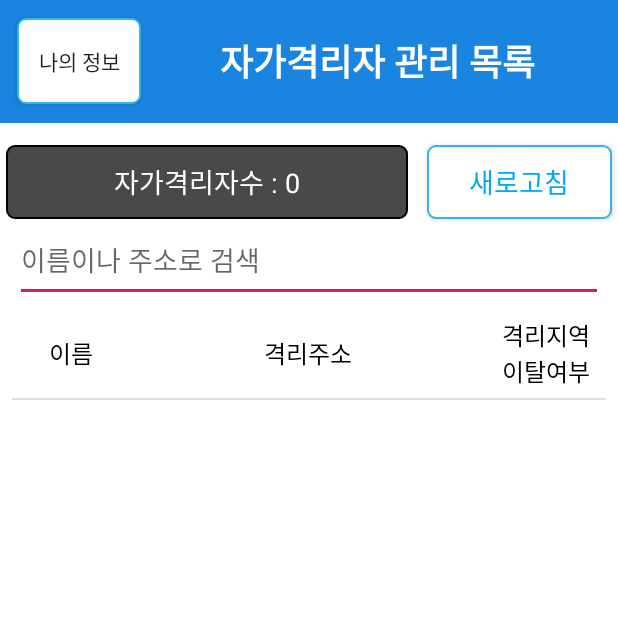
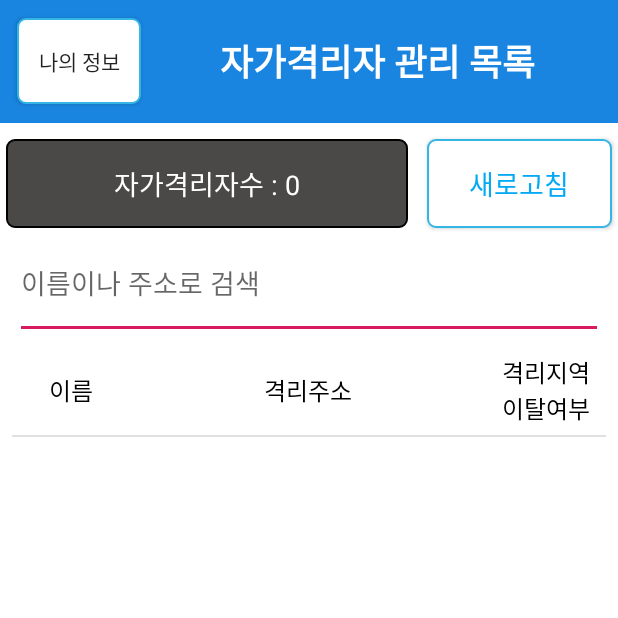
Before and after one commit to daegweon/corona_administrator, an Android app: the ManagingActivity screen opened directly, with no data from a screen before it, on a phone screen of 412 x 824 dp, the top half of it. Run offline under Robolectric (Android 15) with nearby library versions, the phone set to English and light mode, and no system bars.

Commit message:
changed ui a little

```diff
--- a/app/src/main/res/layout/activity_managing.xml
+++ b/app/src/main/res/layout/activity_managing.xml
@@ -60,7 +60,7 @@
     <LinearLayout
         android:layout_width="match_parent"
         android:layout_height="0dp"
-        android:layout_weight="1.5"
+        android:layout_weight="1.8"
         android:background="#FFFFFF"
         android:orientation="horizontal">
 
@@ -125,7 +125,7 @@
                 android:hint="@string/search_hint"
                 app:layout_constraintBottom_toBottomOf="parent"
                 app:layout_constraintEnd_toEndOf="parent"
-                app:layout_constraintHeight_percent="0.45"
+                app:layout_constraintHeight_percent="0.5"
                 app:layout_constraintStart_toStartOf="parent"
                 app:layout_constraintWidth_percent="0.95" />
 
@@ -149,7 +149,7 @@
     <LinearLayout
         android:layout_width="match_parent"
         android:layout_height="0dp"
-        android:layout_weight="7.5"
+        android:layout_weight="7.2"
         android:background="#FFFFFF"
         android:orientation="horizontal">
 
```
